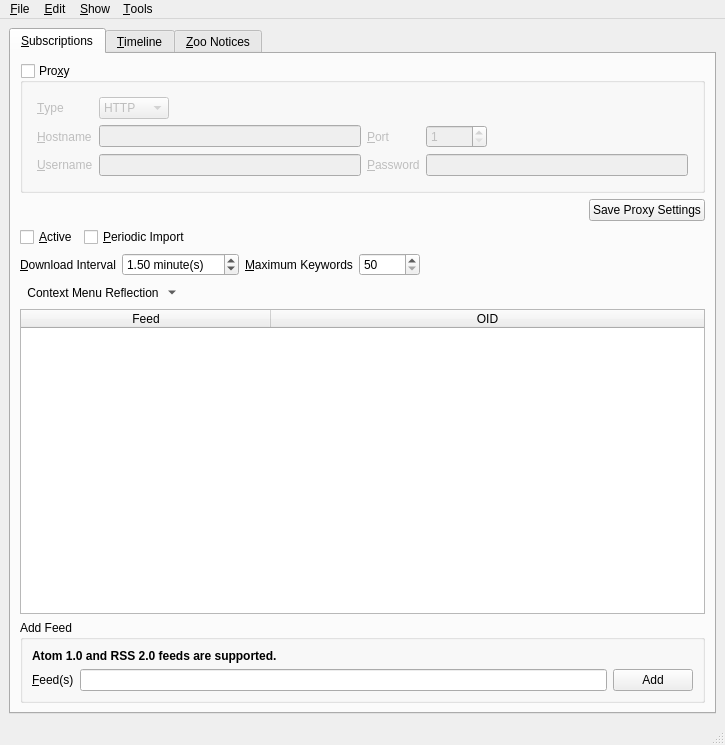
Before: the Qt Designer form branches/trunk/UI/spot-on-rss.ui in textbrowser/spot-on, drawn with Qt 5.
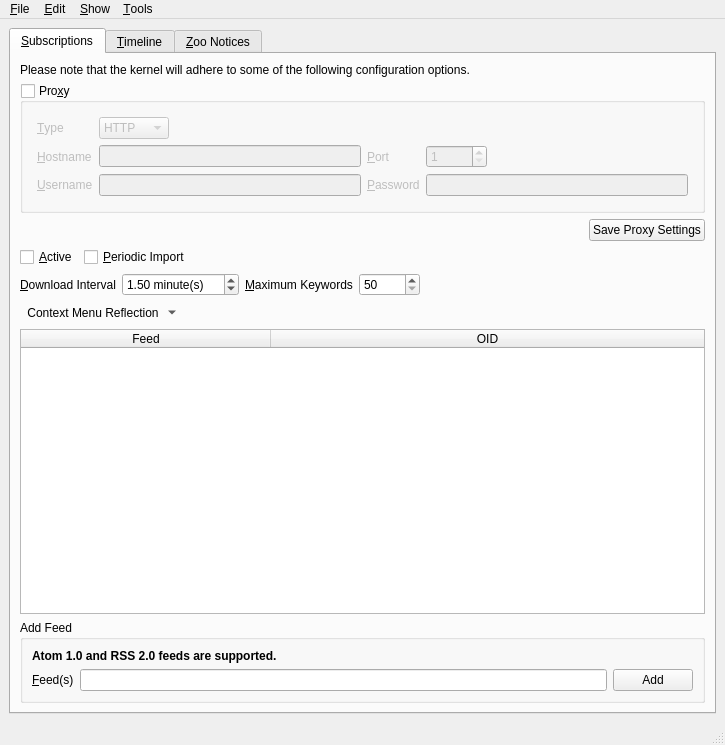
After: the same form once the commit is applied. Icons and pictures are not drawn. Custom widgets are drawn as their Qt base class.

Commit message: Information labels.

What changed in the file:
```diff
--- a/branches/trunk/UI/spot-on-rss.ui
+++ b/branches/trunk/UI/spot-on-rss.ui
@@ -26,6 +26,16 @@
         <string>&amp;Subscriptions</string>
        </attribute>
        <layout class="QVBoxLayout" name="verticalLayout_3">
+        <item>
+         <widget class="QLabel" name="label_11">
+          <property name="text">
+           <string>Please note that the kernel will adhere to some of the following configuration options.</string>
+          </property>
+          <property name="wordWrap">
+           <bool>true</bool>
+          </property>
+         </widget>
+        </item>
         <item>
          <widget class="QGroupBox" name="proxy">
           <property name="title">
```
Left out of the diff: 11 changed lines with no effect on the pictures. The commit also changes 1 other file.
